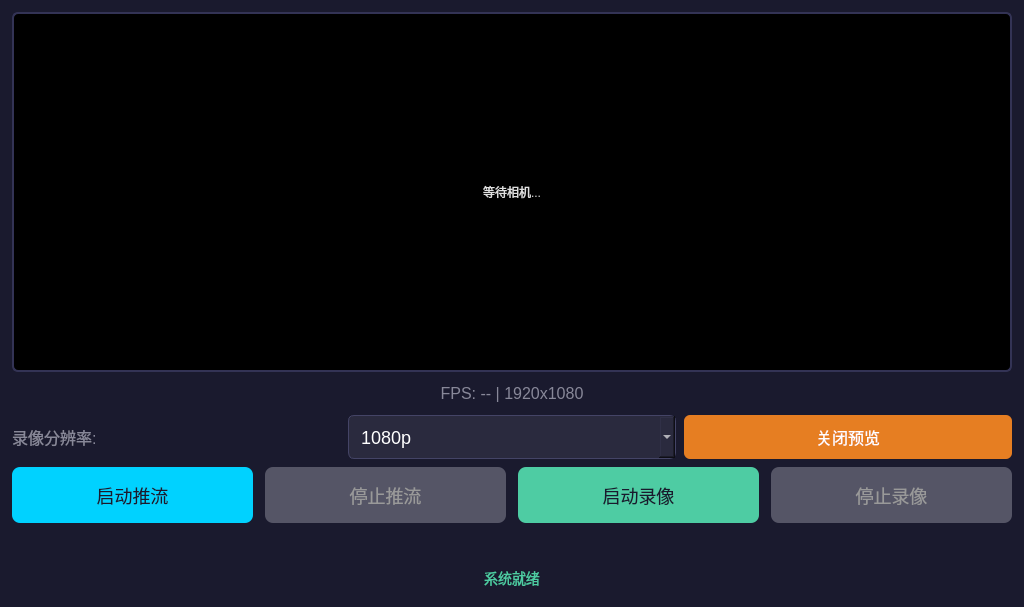
Davin-Liang/RK3588-Omni-Sentinel, file Software/APP/SentinelQT/widget.ui: the form before one commit.
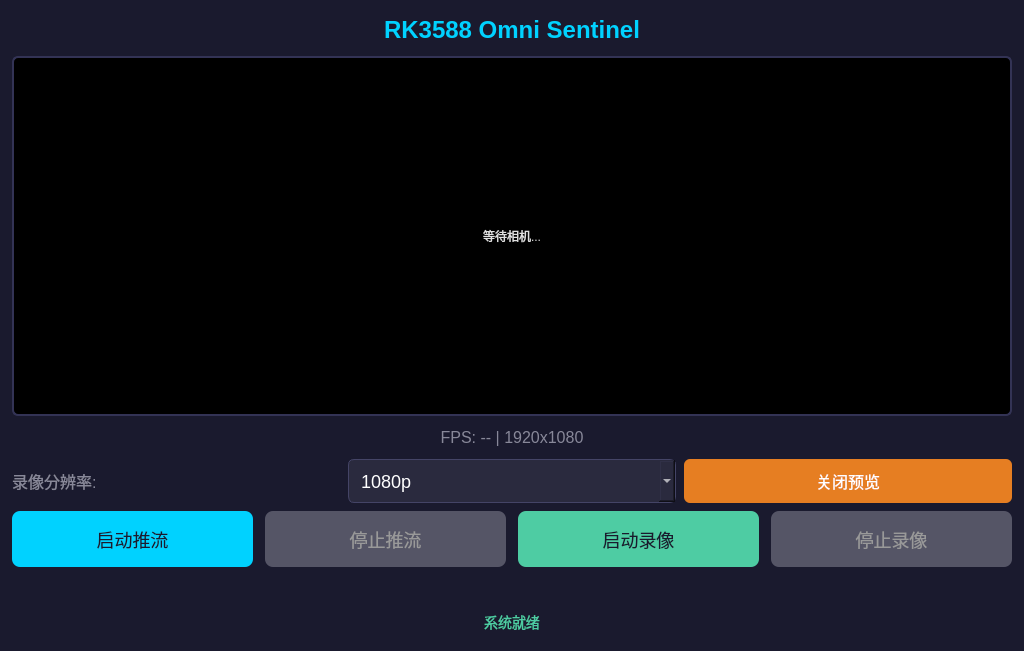
The form after the commit.

Commit message: feat(SentinelQT): add centered title "RK3588 Omni Sentinel" at top of UI

What changed in the file:
```diff
--- a/Software/APP/SentinelQT/widget.ui
+++ b/Software/APP/SentinelQT/widget.ui
@@ -17,6 +17,15 @@
    <property name="topMargin"><number>12</number></property>
    <property name="rightMargin"><number>12</number></property>
    <property name="bottomMargin"><number>12</number></property>
+   <item>
+    <widget class="QLabel" name="titleLabel">
+     <property name="text"><string>RK3588 Omni Sentinel</string></property>
+     <property name="alignment"><set>Qt::AlignCenter</set></property>
+     <property name="styleSheet">
+      <string notr="true">font-size: 24px; font-weight: bold; color: #00d2ff; padding: 4px;</string>
+     </property>
+    </widget>
+   </item>
    <item>
     <widget class="QLabel" name="previewLabel">
      <property name="minimumSize">
```
